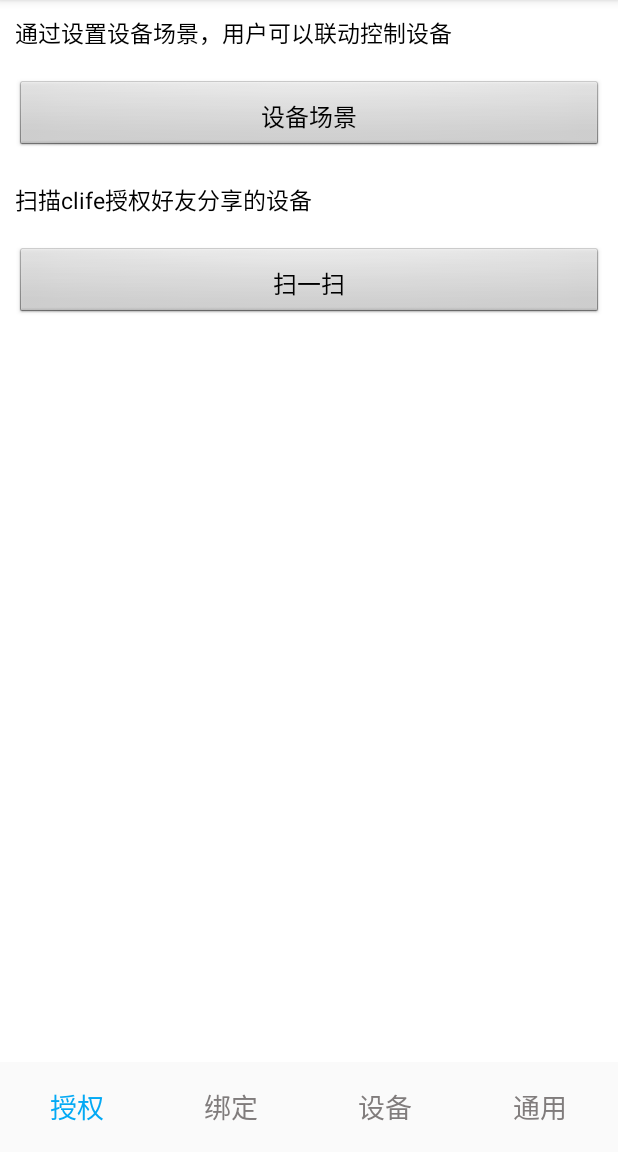
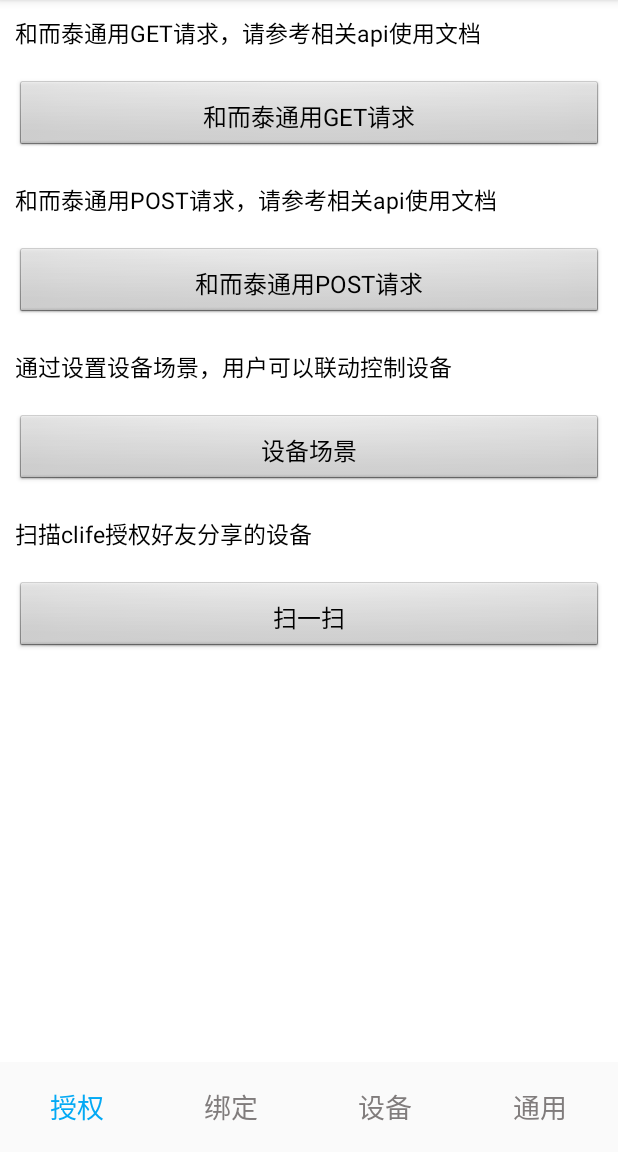
Before and after one commit to C-Life/clife_open_android_sdk, an Android app: the fragment CommonFragment placed in its activity, on a phone screen of 412 x 824 dp, the part 84-1236 px from its top. Run offline under Robolectric (Android 15) with nearby library versions, the light colour scheme and no system bars; libraries missing offline, so code that uses them is left out: com.het.open.

Commit message:
增加通用http接口

```diff
--- a/ClifeHetSdkDemo/src/main/java/com/het/sdk/demo/ui/activity/ThirdDeviceActivity.java
+++ b/ClifeHetSdkDemo/src/main/java/com/het/sdk/demo/ui/activity/ThirdDeviceActivity.java
@@ -55,8 +55,8 @@ public class ThirdDeviceActivity extends BaseActivity implements View.OnClickLis
 //        deviceModel.setMacAddress("ACCF2378C431");
 //超声波身高测量仪
         deviceModel = new DeviceModel();
-        deviceModel.setDeviceName("超声波身高测量仪");
-        deviceModel.setProductId(1380);
+        deviceModel.setDeviceName("智能乳宝");
+        deviceModel.setProductId(1251);
         deviceModel.setModuleType(2);
         deviceModel.setMacAddress("FFFFFFFFFFFF");
 
--- a/ClifeHetSdkDemo/src/main/java/com/het/sdk/demo/ui/fragment/CommonFragment.java
+++ b/ClifeHetSdkDemo/src/main/java/com/het/sdk/demo/ui/fragment/CommonFragment.java
@@ -7,21 +7,30 @@ import android.view.View;
 import android.view.ViewGroup;
 import android.widget.Button;
 
+import com.het.open.lib.api.HetHttpApi;
+import com.het.open.lib.callback.ICallback;
+import com.het.open.lib.callback.IHetCallback;
+import com.het.open.lib.utils.LogUtils;
+import com.het.open.lib.utils.StringUtils;
 import com.het.sdk.demo.R;
 import com.het.sdk.demo.ui.activity.scene.SceneTypeActivity;
 import com.het.sdk.demo.ui.activity.share.ScanMainActivity;
+
+import java.util.TreeMap;
 
 /**
  * 通用fragment
  * Created by xuchao on 2016/6/30.
  */
 
-public class CommonFragment extends BaseFragment {
+public class CommonFragment extends BaseFragment implements View.OnClickListener {
 
 
     private View rootView;
     private Button btnScene;
     private Button btnScan;
+    private Button btnHttpGet;
+    private Button btnHttpPost;
 
 
     @Override
@@ -35,19 +44,34 @@ public class CommonFragment extends BaseFragment {
             initView(rootView);
         }
 
+        initView(rootView);
         return rootView;
     }
 
     private void initView(View rootView) {
 
-        btnScene=(Button)rootView.findViewById(R.id.btn_scene);
-        btnScene.setOnClickListener(onClickListener);
-        btnScan=(Button)rootView.findViewById(R.id.btn_scan);
-        btnScan.setOnClickListener(onClickListener);
-
+        btnScene = (Button) rootView.findViewById(R.id.btn_scene);
+        btnScene.setOnClickListener(this);
+        btnScan = (Button) rootView.findViewById(R.id.btn_scan);
+        btnScan.setOnClickListener(this);
+        btnHttpGet = (Button) rootView.findViewById(R.id.btn_http_get);
+        btnHttpGet.setOnClickListener(this);
+        btnHttpPost = (Button) rootView.findViewById(R.id.btn_http_post);
+        btnHttpPost.setOnClickListener(this);
     }
 
-    View.OnClickListener onClickListener=new View.OnClickListener() {
+//    View.OnClickListener onClickListener = new View.OnClickListener() {
+//        @Override
+//        public void onClick(View v) {
+//            switch (v.getId()) {
+//
+//
+//            }
+//        }
+//
+//
+//    };
+
     @Override
     public void onClick(View v) {
         switch (v.getId()) {
@@ -59,10 +83,36 @@ public class CommonFragment extends BaseFragment {
                 Intent intentScan = new Intent(getActivity(), ScanMainActivity.class);
                 startActivity(intentScan);
                 break;
+            case R.id.btn_http_get:
+                httpGet();
+                break;
+            case R.id.btn_http_post:
 
+                break;
         }
     }
 
 
-    };
+    public void httpGet(){
+        String url="v1/app/customization/cookbook/menu/getTopMenuByRand";
+        TreeMap<String, String> params = new TreeMap<String, String>();
+        params.put("num", "10");
+        HetHttpApi.getInstance().hetGet(url, params,new IHetCallback() {
+            @Override
+            public void onSuccess(int code, String msg) {
+                LogUtils.d("通用请求",code+msg);
+                if (!StringUtils.isNull(msg)){
+                    showToast(msg);
                 }
+            }
+
+            @Override
+            public void onFailed(int code, String msg) {
+                LogUtils.d("通用请求",code+msg);
+                if (!StringUtils.isNull(msg)){
+                    showToast(msg);
+                }
+            }
+        });
+    }
+}
--- a/ClifeHetSdkDemo/src/main/res/layout/fragment_common.xml
+++ b/ClifeHetSdkDemo/src/main/res/layout/fragment_common.xml
@@ -4,6 +4,42 @@
     android:layout_height="match_parent"
     android:background="@color/white"
     android:orientation="vertical">
+
+    <TextView
+        android:text="@string/intro_http_get"
+        android:layout_width="match_parent"
+        android:layout_height="wrap_content"
+        android:layout_margin="10dp"
+        style="@style/Style.Text.Tag.Tip"
+        />
+
+    <Button
+        android:id="@+id/btn_http_get"
+        android:layout_width="match_parent"
+        android:layout_height="wrap_content"
+        android:layout_margin="10dp"
+        android:padding="10dp"
+        android:text="@string/btn_http_get"
+        android:textSize="16sp"
+        style="@android:style/Widget.Button" />
+
+    <TextView
+        android:text="@string/intro_http_post"
+        android:layout_width="match_parent"
+        android:layout_height="wrap_content"
+        android:layout_margin="10dp"
+        style="@style/Style.Text.Tag.Tip"
+        />
+
+    <Button
+        android:id="@+id/btn_http_post"
+        android:layout_width="match_parent"
+        android:layout_height="wrap_content"
+        android:layout_margin="10dp"
+        android:padding="10dp"
+        android:text="@string/btn_http_post"
+        android:textSize="16sp"
+        style="@android:style/Widget.Button" />
 
     <TextView
         android:text="@string/scene_intro"
--- a/ClifeHetSdkDemo/src/main/res/values/strings.xml
+++ b/ClifeHetSdkDemo/src/main/res/values/strings.xml
@@ -153,7 +153,6 @@
 
     <string name="scene_edit_information">编辑基本信息</string>
     <string name="scene_edit_set">编辑场景设置</string>
-
     <string name="scene_choosecondition">请先选择条件</string>
     <string name="scene_condition_more">条件数已超出数量，请先取消勾选</string>
     <string name="title_activity_test_scene">TestSceneActivity</string>
@@ -164,6 +163,10 @@
     <string name="bind">绑定</string>
     <string name="device">设备</string>
     <string name="common">通用</string>
+    <string name="intro_http_post">和而泰通用POST请求，请参考相关api使用文档</string>
+    <string name="intro_http_get">和而泰通用GET请求，请参考相关api使用文档</string>
+    <string name="btn_http_get">"和而泰通用GET请求"</string>
+    <string name="btn_http_post">"和而泰通用POST请求"</string>
     <string name="auth_intro">授权登录采用auth授权的形式，用户需有clife开放平台帐号，若没有，需注册</string>
     <string name="auth_auto_intro">自动登录，传入用户手机号，一键登录clife开放平台</string>
     <string name="get_user_mess">登录后，获取用户信息</string>
```
Also changed, not shown: ClifeHetSdkDemo/build.gradle (+6 -2 lines), ClifeHetSdkDemo/src/main/java/com/het/sdk/demo/ui/activity/bind/DeviceSubTypeListActivity.java (+11 -6 lines), ClifeHetSdkDemo/src/main/java/com/het/sdk/demo/ui/activity/bind/DeviceTypeListActivity.java (+18 -14 lines), ClifeHetSdkDemo/src/main/java/com/het/sdk/demo/ui/fragment/DeviceFragment.java (+9 -16 lines), ClifeHetSdkDemo/src/main/java/com/het/sdk/demo/utils/Constants.java (+12 -7 lines), 1 other file. Lines whose indentation alone changed are shown as unchanged.
